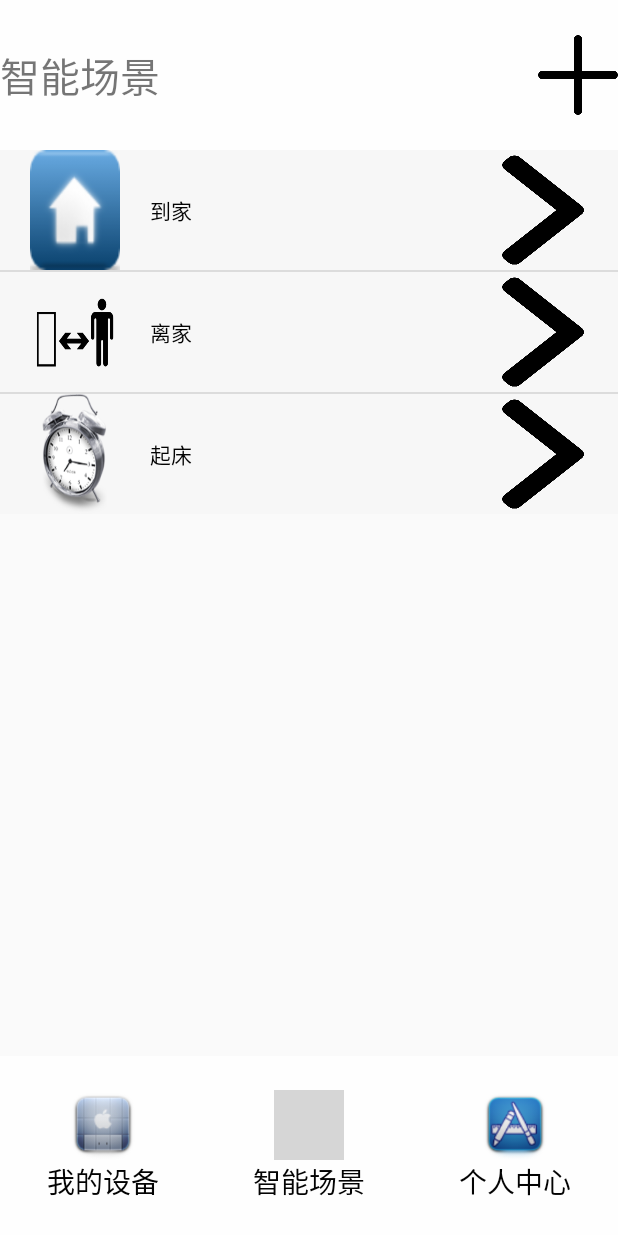
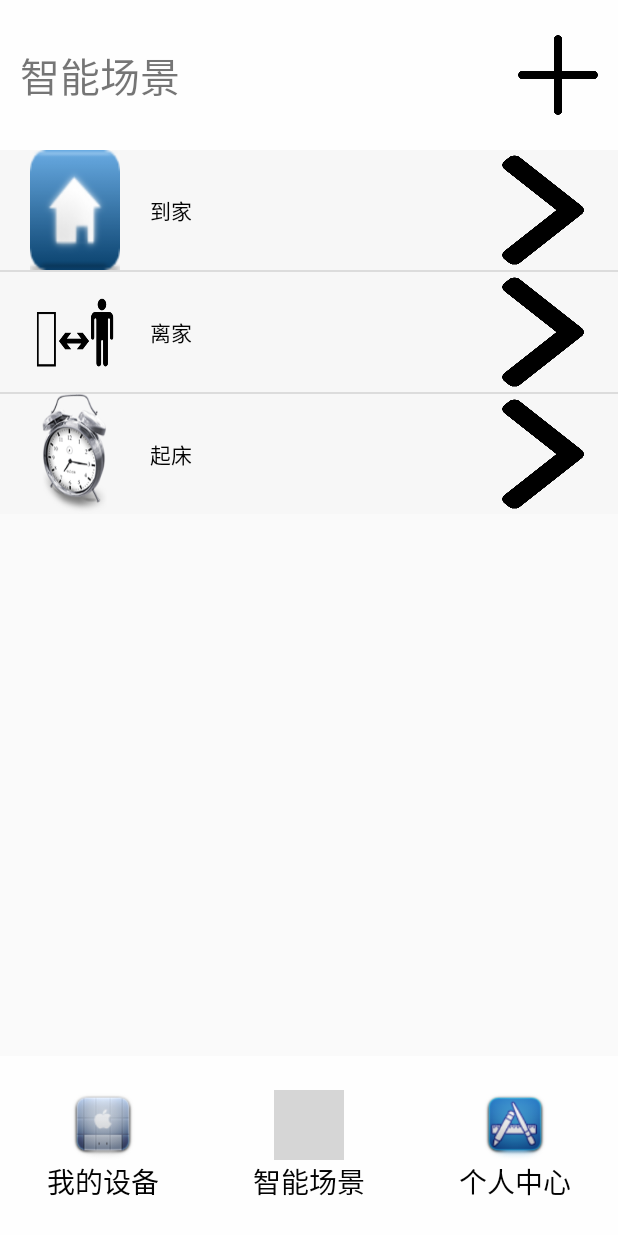
Before and after one commit to umasuo/app, an Android app: the screen it shows after launch (MainActivity), after a tap on "智能场景", on a phone screen of 412 x 824 dp. Run offline under Robolectric (Android 15) with nearby library versions, the light colour scheme and no system bars; 1 other tap on this screen came first; grey boxes are pictures that could not be loaded.

Commit message:
refactor code

```diff
--- a/src/main/java/com/umasuo/eva/MainActivity.java
+++ b/src/main/java/com/umasuo/eva/MainActivity.java
@@ -1,10 +1,10 @@
 package com.umasuo.eva;
 
+import android.os.Bundle;
 import android.support.v4.app.Fragment;
 import android.support.v4.app.FragmentActivity;
 import android.support.v4.app.FragmentPagerAdapter;
 import android.support.v4.view.ViewPager;
-import android.os.Bundle;
 import android.view.View;
 import android.view.Window;
 import android.widget.ImageButton;
@@ -109,7 +109,7 @@ public class MainActivity extends FragmentActivity implements View.OnClickListen
         personalLayout.setOnClickListener(this);
         personalText.setOnClickListener(this);
 
-        viewPager.setOnPageChangeListener(new ViewPager.OnPageChangeListener() {
+        viewPager.addOnPageChangeListener(new ViewPager.OnPageChangeListener() {
 
             @Override
             public void onPageSelected(int arg0) {
--- a/src/main/java/com/umasuo/eva/scene/SceneFragment.java
+++ b/src/main/java/com/umasuo/eva/scene/SceneFragment.java
@@ -34,11 +34,11 @@ public class SceneFragment extends Fragment {
                              Bundle savedInstanceState) {
         // TODO Auto-generated method stub
         View view = inflater.inflate(R.layout.scene, container,false);
-        main_title_icon = (ImageView) view.findViewById(R.id.main_title_icon);
-        main_title_icon.setVisibility(View.GONE);
+//        main_title_icon = (ImageView) view.findViewById(R.id.main_title_icon);
+//        main_title_icon.setVisibility(View.GONE);
 
         main_title = (TextView)view.findViewById(R.id.main_title);
-        main_title.setText(R.string.intelligentScene);
+//        main_title.setText(R.string.intelligentScene);
 
         scene_list = (ListView)view.findViewById(R.id.scene_list);
         SceneAdapter sAdapter = new SceneAdapter(getContext(),getData());
--- a/src/main/java/com/umasuo/eva/tools/adapter/SceneAdapter.java
+++ b/src/main/java/com/umasuo/eva/tools/adapter/SceneAdapter.java
@@ -10,7 +10,6 @@ import android.widget.TextView;
 
 import com.umasuo.eva.MainActivity;
 import com.umasuo.eva.R;
-import com.umasuo.eva.personal.SettingsActivity;
 import com.umasuo.eva.tools.log.LogControl;
 
 import java.util.List;
@@ -57,7 +56,7 @@ public class SceneAdapter extends BaseAdapter {
             holder.img_left = (ImageView) view.findViewById(R.id.imgLeft);
             holder.text = (TextView) view.findViewById(R.id.text_center);
             holder.img_right = (ImageView) view.findViewById(R.id.imgRight);
-            holder.postion = i;
+            holder.position = i;
             holder.img_right.setOnClickListener(new SceneAdapter.MyOnClickListener(holder));
             view.setTag(holder);
         } else {
@@ -73,7 +72,7 @@ public class SceneAdapter extends BaseAdapter {
         public ImageView img_left;
         public TextView text;
         public ImageView img_right;
-        public int postion;
+        public int position;
     }
 
 
@@ -86,7 +85,7 @@ public class SceneAdapter extends BaseAdapter {
 
         @Override
         public void onClick(View view) {
-            LogControl.debug(TAG, "position = " + mviewHolder.postion);
+            LogControl.debug(TAG, "position = " + mviewHolder.position);
             ((MainActivity) mcontext).setSelect(3);
         }
     }
--- a/src/main/res/layout/scene.xml
+++ b/src/main/res/layout/scene.xml
@@ -11,38 +11,22 @@
         android:background="@color/topBgColor"
         android:orientation="horizontal">
 
-        <ImageView
-            android:id="@+id/main_title_icon"
-            android:layout_width="@dimen/activity_top_icon_width"
-            android:layout_height="@dimen/activity_top_icon_height"
-            android:layout_gravity="center"
-            android:background="@drawable/first"
-            />
-
         <TextView
             android:id="@+id/main_title"
             android:layout_width="match_parent"
             android:layout_height="wrap_content"
-            android:textSize="@dimen/setting_title_size"
             android:layout_gravity="center_vertical"
-            android:layout_weight="1" />
-
-        <TextView
-            android:id="@+id/main_title_right"
-            android:layout_width="wrap_content"
-            android:layout_height="wrap_content"
-            android:textSize="@dimen/setting_title_size"
-            android:layout_gravity="center_vertical"
-            android:visibility="gone"
-            android:text="@string/settings"
-            />
-
+            android:layout_marginLeft="@dimen/activity_top_marginLeft"
+            android:layout_weight="1"
+            android:text="@string/intelligentScene"
+            android:textSize="@dimen/setting_title_size" />
 
         <ImageView
             android:id="@+id/devices_add"
             android:layout_width="@dimen/activity_top_icon_width"
             android:layout_height="@dimen/activity_top_icon_height"
             android:layout_gravity="center"
+            android:layout_marginRight="@dimen/activity_top_marginRight"
             android:background="@drawable/add" />
 
 
--- a/src/main/res/layout/scene_adapter_item.xml
+++ b/src/main/res/layout/scene_adapter_item.xml
@@ -6,7 +6,7 @@
 
     <ImageView
         android:id="@+id/imgLeft"
-        android:layout_width="@dimen/setting_item_icon_widht"
+        android:layout_width="@dimen/setting_item_icon_width"
         android:layout_height="@dimen/setting_item_icon_height"
         android:layout_marginLeft="@dimen/setting_item_icon_left"
         />
@@ -21,7 +21,7 @@
         />
     <ImageView
         android:id="@+id/imgRight"
-        android:layout_width="@dimen/setting_item_icon_widht"
+        android:layout_width="@dimen/setting_item_icon_width"
         android:layout_height="@dimen/setting_item_icon_height"
         android:background="@drawable/setting_item_arrow"
         android:layout_marginRight="@dimen/setting_item_icon_right"
--- a/src/main/res/layout/settingadapteritem.xml
+++ b/src/main/res/layout/settingadapteritem.xml
@@ -6,7 +6,7 @@
 
     <ImageView
         android:id="@+id/imgLeft"
-        android:layout_width="@dimen/setting_item_icon_widht"
+        android:layout_width="@dimen/setting_item_icon_width"
         android:layout_height="@dimen/setting_item_icon_height"
         android:layout_marginLeft="@dimen/setting_item_icon_left"
         />
@@ -21,7 +21,7 @@
         />
     <ImageView
         android:id="@+id/imgRight"
-        android:layout_width="@dimen/setting_item_icon_widht"
+        android:layout_width="@dimen/setting_item_icon_width"
         android:layout_height="@dimen/setting_item_icon_height"
         android:background="@drawable/setting_item_arrow"
         android:layout_marginRight="@dimen/setting_item_icon_right"
--- a/src/main/res/layout/top.xml
+++ b/src/main/res/layout/top.xml
@@ -10,7 +10,7 @@
         android:background="@drawable/first"
         android:layout_width="@dimen/activity_top_icon_width"
         android:layout_height="@dimen/activity_top_icon_height"
-        android:layout_marginLeft="@dimen/activity_top_icon_marginleft"
+        android:layout_marginLeft="@dimen/activity_top_marginLeft"
         android:layout_alignParentLeft="true"
         />
 
@@ -19,7 +19,7 @@
         android:layout_width="@dimen/activity_top_icon_width"
         android:layout_height="@dimen/activity_top_icon_height"
         android:layout_alignParentRight="true"
-        android:layout_marginRight="@dimen/activity_top_icon_marginright"
+        android:layout_marginRight="@dimen/activity_top_marginRight"
         android:background="@drawable/add"
         />
 </RelativeLayout>
--- a/src/main/res/values/dimens.xml
+++ b/src/main/res/values/dimens.xml
@@ -6,8 +6,8 @@
     <dimen name="activity_top_height">150px</dimen>
     <dimen name="activity_top_icon_width">80px</dimen>
     <dimen name="activity_top_icon_height">80px</dimen>
-    <dimen name="activity_top_icon_marginright">20px</dimen>
-    <dimen name="activity_top_icon_marginleft">20px</dimen>
+    <dimen name="activity_top_marginRight">20px</dimen>
+    <dimen name="activity_top_marginLeft">20px</dimen>
 
 
     <dimen name="activity_bottom_icon_width">70px</dimen>
@@ -16,7 +16,7 @@
     <dimen name="activity_bottom_text_size">28px</dimen>
 
     <dimen name="setting_item_height">200px</dimen>
-    <dimen name="setting_item_icon_widht">90px</dimen>
+    <dimen name="setting_item_icon_width">90px</dimen>
     <dimen name="setting_item_icon_height">120px</dimen>
     <dimen name="setting_item_icon_left">30px</dimen>
     <dimen name="setting_item_icon_right">30px</dimen>
--- a/src/main/res/values/strings.xml
+++ b/src/main/res/values/strings.xml
@@ -9,4 +9,8 @@
     <string name="settings">设置</string>
     <string name="save">保存</string>
     <string name="editScene">编辑场景</string>
+
+
+
+
 </resources>
```
Also changed, not shown: 2 other files.
